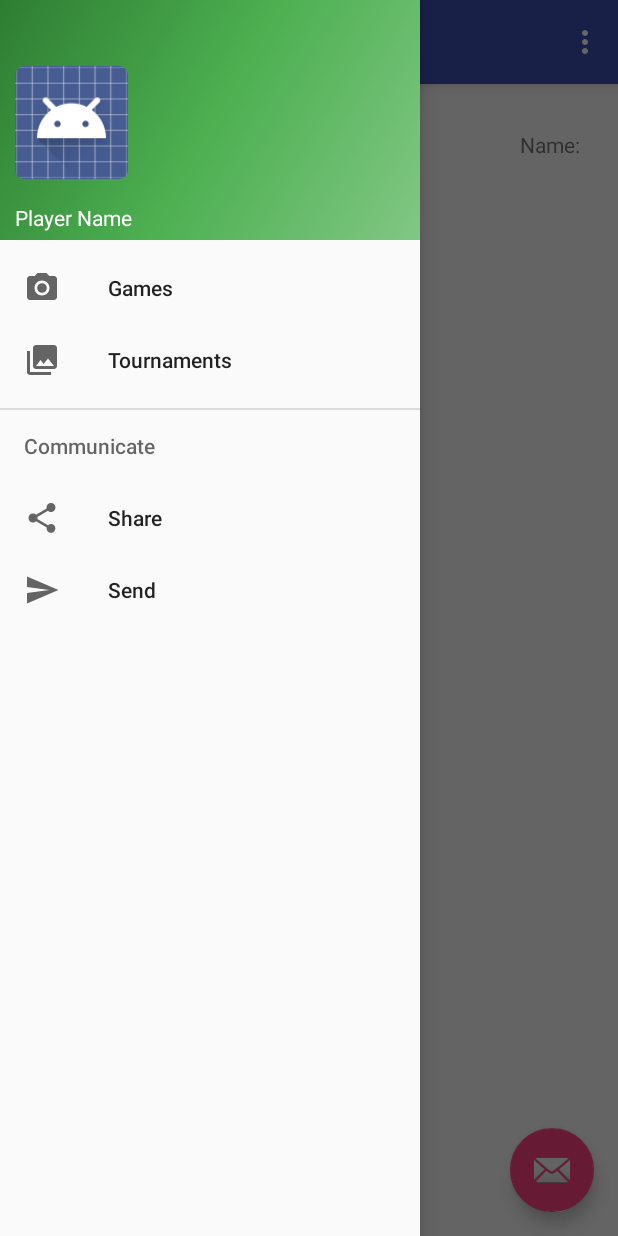
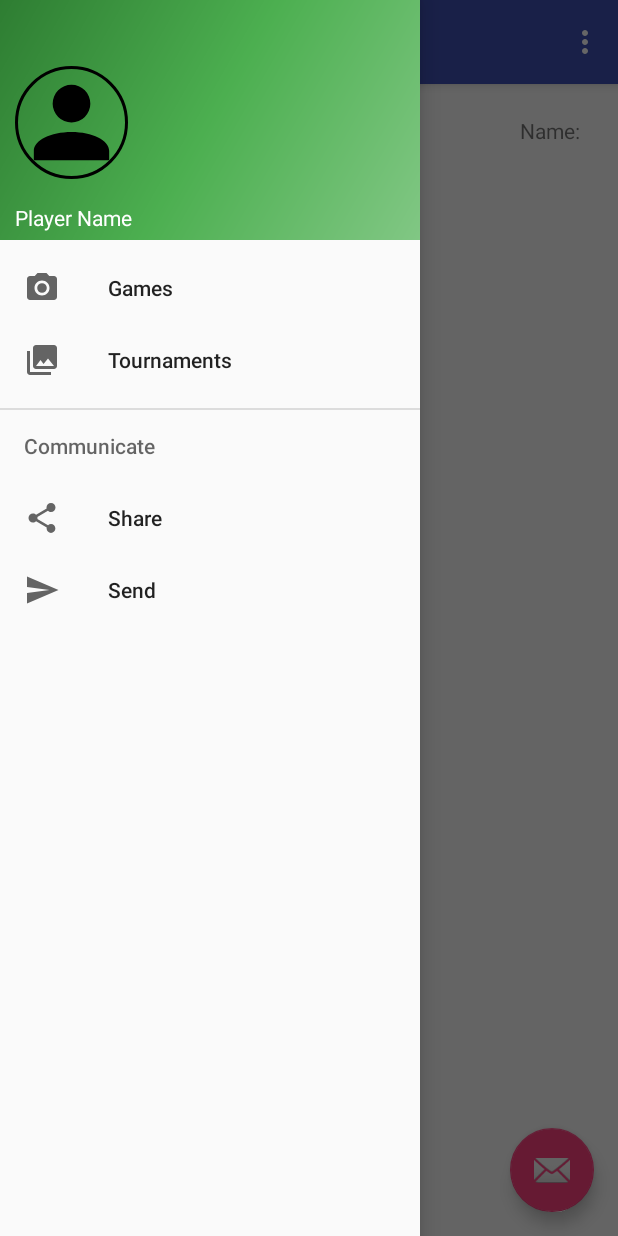
Before and after one commit to ArtemGulia/KickerApp, an Android app: the fragment PlayerFragment placed in its activity, with the side drawer open, on a phone screen of 412 x 824 dp. Run offline under Robolectric (Android 15) with nearby library versions, the phone set to English and light mode, and no system bars; our stand-ins replace CircleImageView, Picasso; libraries missing offline, so code that uses them is left out: com.github.nkzawa.socketio, retrofit.client, retrofit.converter; pictures from the network do not load; 3 statements that could not run were skipped.

Commit message:
using library for circle images

```diff
--- a/app/build.gradle
+++ b/app/build.gradle
@@ -43,8 +43,9 @@ dependencies {
     compile 'com.android.support:appcompat-v7:23.1.1'
     compile 'com.android.support:design:23.1.1'
 
-    //ImageDownload
+    //Image
     compile 'com.squareup.picasso:picasso:2.5.2'
+    compile 'de.hdodenhof:circleimageview:2.0.0'
 
     //Animation
 //    compile 'jp.wasabeef:recyclerview-animators:2.2.0'
--- a/app/src/main/java/com/g_art/kickerapp/activity/KickerAppActivity.java
+++ b/app/src/main/java/com/g_art/kickerapp/activity/KickerAppActivity.java
@@ -38,6 +38,7 @@ import java.util.HashMap;
 import java.util.List;
 import java.util.Map;
 
+import de.hdodenhof.circleimageview.CircleImageView;
 import retrofit.Callback;
 import retrofit.RetrofitError;
 import retrofit.client.Header;
@@ -50,13 +51,14 @@ import retrofit.client.Response;
  */
 public class KickerAppActivity extends AppCompatActivity implements View.OnClickListener,
         NavigationView.OnNavigationItemSelectedListener {
+
     public static final String PLAYER_KEY = "Player";
     private SharedPrefsHandler loginHandler;
     public static int LOGIN_REQUEST_CODE = 1;
     public final static String FRAGMENT_TAG = "Fragment_Tag";
 
     private TextView mTxtPlayerName;
-    private ImageView mImgNavPlayerAvatar;
+    private CircleImageView mImgNavPlayerAvatar;
 
     private Fragment mFragment;
 
@@ -108,7 +110,7 @@ public class KickerAppActivity extends AppCompatActivity implements View.OnClick
         header.setOnClickListener(this);
 
         mTxtPlayerName = (TextView) header.findViewById(R.id.txt_nav_header_player_name);
-        mImgNavPlayerAvatar = (ImageView) header.findViewById(R.id.nav_header_player_avatar);
+        mImgNavPlayerAvatar = (CircleImageView) header.findViewById(R.id.nav_header_player_avatar);
         mImgNavPlayerAvatar.setOnClickListener(this);
         navigationView.setNavigationItemSelectedListener(this);
         updateNavHeader();
--- a/app/src/main/res/layout/fragment_player_profile.xml
+++ b/app/src/main/res/layout/fragment_player_profile.xml
@@ -13,15 +13,18 @@
             android:layout_width="match_parent"
             android:layout_height="wrap_content">
 
-            <ImageView
+            <de.hdodenhof.circleimageview.CircleImageView
+                xmlns:app="http://schemas.android.com/apk/res-auto"
                 android:id="@+id/playerAvatar"
+                android:layout_alignParentStart="false"
+                android:layout_alignParentTop="false"
                 android:layout_width="150dp"
                 android:layout_height="150dp"
-                android:layout_alignParentStart="false"
-                android:layout_alignParentTop="false"
-                android:layout_margin="25dp"
-                android:src="@mipmap/ic_launcher"
-                />
+                android:src="@drawable/account"
+                app:civ_border_width="2dp"
+                app:civ_border_color="#FF000000"
+                android:layout_marginTop="16dp"
+                android:layout_marginLeft="16dp"/>
 
             <TextView
                 android:id="@+id/txtPlayerNameLabel"
@@ -48,7 +51,7 @@
                 android:layout_height="wrap_content"
                 android:layout_alignParentStart="true"
                 android:layout_below="@+id/playerAvatar"
-                android:layout_marginLeft="25dp"
+                android:layout_marginLeft="16dp"
                 android:layout_marginTop="15dp"
                 android:text="@string/games"
                 android:textAppearance="?android:attr/textAppearanceMedium"/>
--- a/app/src/main/res/layout/nav_header_home.xml
+++ b/app/src/main/res/layout/nav_header_home.xml
@@ -12,12 +12,14 @@
               android:id="@+id/nav_header"
               android:theme="@style/ThemeOverlay.AppCompat.Dark">
 
-    <ImageView
+    <de.hdodenhof.circleimageview.CircleImageView
         android:id="@+id/nav_header_player_avatar"
+        xmlns:app="http://schemas.android.com/apk/res-auto"
         android:layout_width="75dp"
         android:layout_height="75dp"
-        android:src="@android:drawable/sym_def_app_icon"
-        android:clickable="true"/>
+        android:src="@drawable/account"
+        app:civ_border_width="2dp"
+        app:civ_border_color="#FF000000"/>
 
     <TextView
         android:id="@+id/txt_nav_header_player_name"
```
Also changed, not shown: app/src/main/res/layout/game_card_view.xml (+18 -12 lines).
